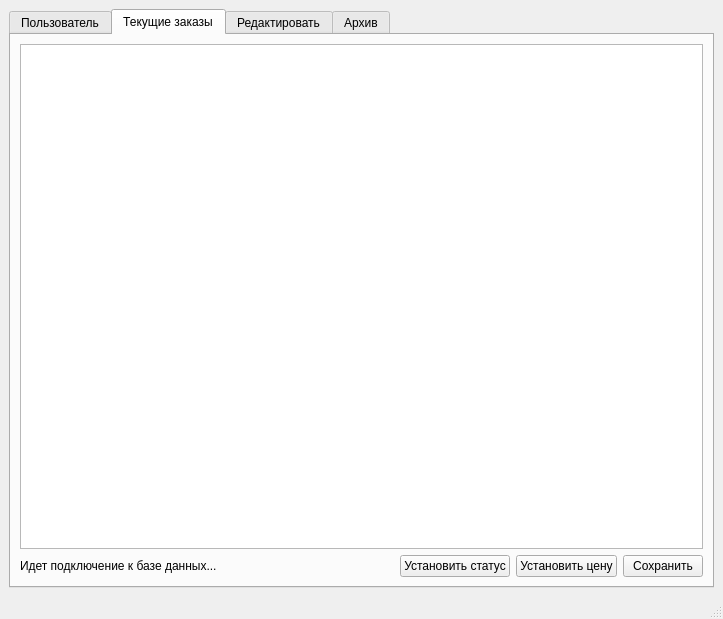
The window that sqlite/sqlitedb/operator.ui (nexza78/course_work) describes before a commit, drawn with Qt 5.
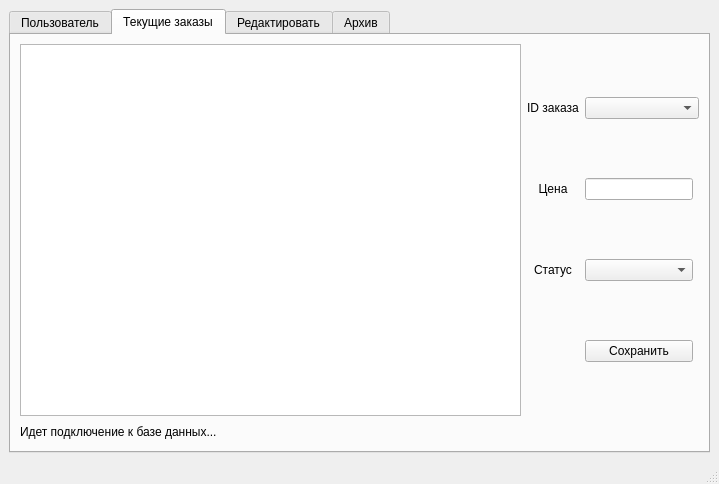
The same window after the commit. The open tabs and pages were chosen to show the change.

```diff
--- a/sqlite/sqlitedb/operator.ui
+++ b/sqlite/sqlitedb/operator.ui
@@ -1,13 +1,13 @@
 <?xml version="1.0" encoding="UTF-8"?>
 <ui version="4.0">
- <class>operator</class>
- <widget class="QMainWindow" name="operator">
+ <class>Operator</class>
+ <widget class="QMainWindow" name="Operator">
   <property name="geometry">
    <rect>
     <x>0</x>
     <y>0</y>
-    <width>723</width>
-    <height>619</height>
+    <width>719</width>
+    <height>484</height>
    </rect>
   </property>
   <property name="windowTitle">
@@ -18,7 +18,7 @@
     <item row="0" column="0">
      <widget class="QTabWidget" name="tabWidget">
       <property name="currentIndex">
-       <number>1</number>
+       <number>0</number>
       </property>
       <widget class="QWidget" name="tab">
        <attribute name="title">
@@ -194,7 +194,7 @@
            </widget>
           </item>
           <item row="5" column="1">
-           <widget class="QLineEdit" name="line_passwd_confirm">
+           <widget class="QLineEdit" name="lineE_passwd_confirm">
             <property name="sizePolicy">
              <sizepolicy hsizetype="Fixed" vsizetype="Fixed">
               <horstretch>0</horstretch>
@@ -312,7 +312,7 @@
         <item row="3" column="0" colspan="3">
          <layout class="QGridLayout" name="gridLayout_5">
           <item row="0" column="2">
-           <widget class="QPushButton" name="pB_confirm_register">
+           <widget class="QPushButton" name="pB_save_info">
             <property name="text">
              <string>Сохранить</string>
             </property>
@@ -350,28 +350,8 @@
         <string>Текущие заказы</string>
        </attribute>
        <layout class="QGridLayout" name="gridLayout_10">
-        <item row="0" column="0">
-         <widget class="QTableView" name="tableView"/>
-        </item>
-        <item row="1" column="0">
+        <item row="2" column="0">
          <layout class="QGridLayout" name="gridLayout_9">
-          <item row="0" column="2">
-           <widget class="QPushButton" name="pushButton_7">
-            <property name="text">
-             <string>Установить статус</string>
-            </property>
-           </widget>
-          </item>
-          <item row="0" column="0">
-           <widget class="QLabel" name="label_15">
-            <property name="text">
-             <string>Идет подключение к базе данных...</string>
-            </property>
-            <property name="alignment">
-             <set>Qt::AlignLeading|Qt::AlignLeft|Qt::AlignVCenter</set>
-            </property>
-           </widget>
-          </item>
           <item row="0" column="1">
            <spacer name="horizontalSpacer_7">
             <property name="orientation">
@@ -385,22 +365,85 @@
             </property>
            </spacer>
           </item>
-          <item row="0" column="4">
-           <widget class="QPushButton" name="pushButton_8">
+          <item row="0" column="0">
+           <widget class="QLabel" name="label_15">
+            <property name="text">
+             <string>Идет подключение к базе данных...</string>
+            </property>
+            <property name="alignment">
+             <set>Qt::AlignLeading|Qt::AlignLeft|Qt::AlignVCenter</set>
+            </property>
+           </widget>
+          </item>
+         </layout>
+        </item>
+        <item row="0" column="1">
+         <layout class="QGridLayout" name="gridLayout_4">
+          <item row="2" column="0">
+           <widget class="QLabel" name="label_7">
+            <property name="text">
+             <string>Статус</string>
+            </property>
+            <property name="alignment">
+             <set>Qt::AlignCenter</set>
+            </property>
+           </widget>
+          </item>
+          <item row="1" column="0">
+           <widget class="QLabel" name="label_2">
+            <property name="text">
+             <string>Цена</string>
+            </property>
+            <property name="alignment">
+             <set>Qt::AlignCenter</set>
+            </property>
+           </widget>
+          </item>
+          <item row="2" column="1">
+           <widget class="QComboBox" name="comboBox_6"/>
+          </item>
+          <item row="1" column="1">
+           <widget class="QLineEdit" name="lineEdit">
+            <property name="sizePolicy">
+             <sizepolicy hsizetype="Preferred" vsizetype="Fixed">
+              <horstretch>0</horstretch>
+              <verstretch>0</verstretch>
+             </sizepolicy>
+            </property>
+           </widget>
+          </item>
+          <item row="3" column="1">
+           <widget class="QPushButton" name="pushButton_save_orders">
             <property name="text">
              <string>Сохранить</string>
             </property>
            </widget>
           </item>
-          <item row="0" column="3">
-           <widget class="QPushButton" name="pushButton_9">
+          <item row="0" column="0">
+           <widget class="QLabel" name="label_11">
             <property name="text">
-             <string>Установить цену</string>
+             <string>ID заказа</string>
+            </property>
+            <property name="alignment">
+             <set>Qt::AlignCenter</set>
+            </property>
+           </widget>
+          </item>
+          <item row="0" column="1" colspan="2">
+           <widget class="QComboBox" name="comboBox_7">
+            <property name="sizePolicy">
+             <sizepolicy hsizetype="Preferred" vsizetype="Fixed">
+              <horstretch>0</horstretch>
+              <verstretch>0</verstretch>
+             </sizepolicy>
             </property>
            </widget>
           </item>
          </layout>
         </item>
+        <item row="0" column="0">
+         <widget class="QTableView" name="tableView"/>
+        </item>
        </layout>
       </widget>
       <widget class="QWidget" name="tab_4">
@@ -437,7 +480,7 @@
         <item row="3" column="0" colspan="3">
          <layout class="QGridLayout" name="gridLayout_7">
           <item row="0" column="2">
-           <widget class="QPushButton" name="pB_confirm_register_2">
+           <widget class="QPushButton" name="pB_save">
             <property name="text">
              <string>Сохранить</string>
             </property>
@@ -645,7 +688,7 @@
     <rect>
      <x>0</x>
      <y>0</y>
-     <width>723</width>
+     <width>719</width>
      <height>21</height>
     </rect>
    </property>
```
